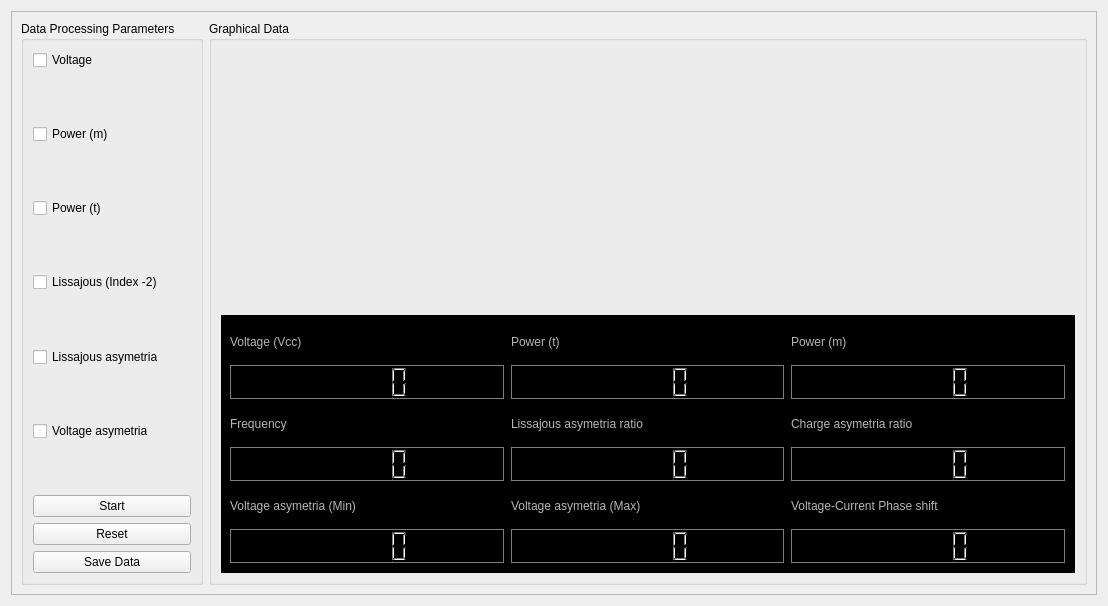
First picture: the form in gui/views/dataViewUI.ui, repository AceEagle/ElectricViewCHU, before the edit.
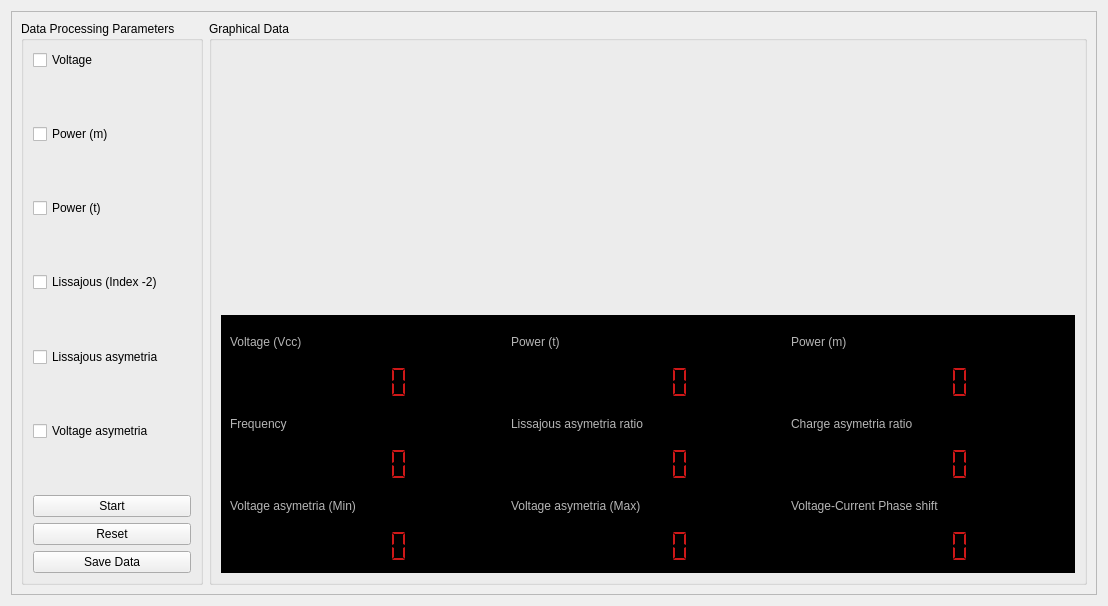
Second picture: the form after the edit. Custom widgets are drawn as their Qt base class.

Commit message: GOOD LCDNUMBER COLORS (NEEDED TO PUT IT TO FLAT)

```diff
--- a/gui/views/dataViewUI.ui
+++ b/gui/views/dataViewUI.ui
@@ -786,9 +786,9 @@
                  <colorrole role="WindowText">
                   <brush brushstyle="SolidPattern">
                    <color alpha="255">
-                    <red>255</red>
-                    <green>255</green>
-                    <blue>255</blue>
+                    <red>206</red>
+                    <green>24</green>
+                    <blue>24</blue>
                    </color>
                   </brush>
                  </colorrole>
@@ -804,9 +804,9 @@
                  <colorrole role="Light">
                   <brush brushstyle="SolidPattern">
                    <color alpha="255">
-                    <red>125</red>
-                    <green>125</green>
-                    <blue>125</blue>
+                    <red>0</red>
+                    <green>0</green>
+                    <blue>0</blue>
                    </color>
                   </brush>
                  </colorrole>
@@ -923,9 +923,9 @@
                  <colorrole role="WindowText">
                   <brush brushstyle="SolidPattern">
                    <color alpha="255">
-                    <red>255</red>
-                    <green>255</green>
-                    <blue>255</blue>
+                    <red>206</red>
+                    <green>24</green>
+                    <blue>24</blue>
                    </color>
                   </brush>
                  </colorrole>
@@ -941,9 +941,9 @@
                  <colorrole role="Light">
                   <brush brushstyle="SolidPattern">
                    <color alpha="255">
-                    <red>125</red>
-                    <green>125</green>
-                    <blue>125</blue>
+                    <red>0</red>
+                    <green>0</green>
+                    <blue>0</blue>
                    </color>
                   </brush>
                  </colorrole>
@@ -1078,9 +1078,9 @@
                  <colorrole role="Light">
                   <brush brushstyle="SolidPattern">
                    <color alpha="255">
-                    <red>125</red>
-                    <green>125</green>
-                    <blue>125</blue>
+                    <red>0</red>
+                    <green>0</green>
+                    <blue>0</blue>
                    </color>
                   </brush>
                  </colorrole>
@@ -1203,6 +1203,9 @@
               <property name="autoFillBackground">
                <bool>true</bool>
               </property>
+              <property name="segmentStyle">
+               <enum>QLCDNumber::Flat</enum>
+              </property>
              </widget>
             </item>
             <item row="1" column="1">
@@ -1213,9 +1216,9 @@
                  <colorrole role="WindowText">
                   <brush brushstyle="SolidPattern">
                    <color alpha="255">
-                    <red>255</red>
-                    <green>255</green>
-                    <blue>255</blue>
+                    <red>206</red>
+                    <green>24</green>
+                    <blue>24</blue>
                    </color>
                   </brush>
                  </colorrole>
@@ -1231,9 +1234,9 @@
                  <colorrole role="Light">
                   <brush brushstyle="SolidPattern">
                    <color alpha="255">
-                    <red>125</red>
-                    <green>125</green>
-                    <blue>125</blue>
+                    <red>0</red>
+                    <green>0</green>
+                    <blue>0</blue>
                    </color>
                   </brush>
                  </colorrole>
@@ -1350,9 +1353,9 @@
                  <colorrole role="WindowText">
                   <brush brushstyle="SolidPattern">
                    <color alpha="255">
-                    <red>255</red>
-                    <green>255</green>
-                    <blue>255</blue>
+                    <red>206</red>
+                    <green>24</green>
+                    <blue>24</blue>
                    </color>
                   </brush>
                  </colorrole>
@@ -1368,9 +1371,9 @@
                  <colorrole role="Light">
                   <brush brushstyle="SolidPattern">
                    <color alpha="255">
-                    <red>125</red>
-                    <green>125</green>
-                    <blue>125</blue>
+                    <red>0</red>
+                    <green>0</green>
+                    <blue>0</blue>
                    </color>
                   </brush>
                  </colorrole>
@@ -1505,9 +1508,9 @@
                  <colorrole role="Light">
                   <brush brushstyle="SolidPattern">
                    <color alpha="255">
-                    <red>125</red>
-                    <green>125</green>
-                    <blue>125</blue>
+                    <red>0</red>
+                    <green>0</green>
+                    <blue>0</blue>
                    </color>
                   </brush>
                  </colorrole>
@@ -1630,6 +1633,9 @@
               <property name="autoFillBackground">
                <bool>true</bool>
               </property>
+              <property name="segmentStyle">
+               <enum>QLCDNumber::Flat</enum>
+              </property>
              </widget>
             </item>
             <item row="1" column="2">
@@ -1640,9 +1646,9 @@
                  <colorrole role="WindowText">
                   <brush brushstyle="SolidPattern">
                    <color alpha="255">
-                    <red>255</red>
-                    <green>255</green>
-                    <blue>255</blue>
+                    <red>206</red>
+                    <green>24</green>
+                    <blue>24</blue>
                    </color>
                   </brush>
                  </colorrole>
@@ -1658,9 +1664,9 @@
                  <colorrole role="Light">
                   <brush brushstyle="SolidPattern">
                    <color alpha="255">
-                    <red>125</red>
-                    <green>125</green>
-                    <blue>125</blue>
+                    <red>0</red>
+                    <green>0</green>
+                    <blue>0</blue>
                    </color>
                   </brush>
                  </colorrole>
@@ -1777,9 +1783,9 @@
                  <colorrole role="WindowText">
                   <brush brushstyle="SolidPattern">
                    <color alpha="255">
-                    <red>255</red>
-                    <green>255</green>
-                    <blue>255</blue>
+                    <red>206</red>
+                    <green>24</green>
+                    <blue>24</blue>
                    </color>
                   </brush>
                  </colorrole>
@@ -1795,9 +1801,9 @@
                  <colorrole role="Light">
                   <brush brushstyle="SolidPattern">
                    <color alpha="255">
-                    <red>125</red>
-                    <green>125</green>
-                    <blue>125</blue>
+                    <red>0</red>
+                    <green>0</green>
+                    <blue>0</blue>
                    </color>
                   </brush>
                  </colorrole>
@@ -1932,9 +1938,9 @@
                  <colorrole role="Light">
                   <brush brushstyle="SolidPattern">
                    <color alpha="255">
-                    <red>125</red>
-                    <green>125</green>
-                    <blue>125</blue>
+                    <red>0</red>
+                    <green>0</green>
+                    <blue>0</blue>
                    </color>
                   </brush>
                  </colorrole>
@@ -2057,6 +2063,9 @@
               <property name="autoFillBackground">
                <bool>true</bool>
               </property>
+              <property name="segmentStyle">
+               <enum>QLCDNumber::Flat</enum>
+              </property>
              </widget>
             </item>
             <item row="2" column="0">
@@ -2214,9 +2223,9 @@
                  <colorrole role="WindowText">
                   <brush brushstyle="SolidPattern">
                    <color alpha="255">
-                    <red>255</red>
-                    <green>255</green>
-                    <blue>255</blue>
+                    <red>206</red>
+                    <green>24</green>
+                    <blue>24</blue>
                    </color>
                   </brush>
                  </colorrole>
@@ -2232,9 +2241,9 @@
                  <colorrole role="Light">
                   <brush brushstyle="SolidPattern">
                    <color alpha="255">
-                    <red>125</red>
-                    <green>125</green>
-                    <blue>125</blue>
+                    <red>0</red>
+                    <green>0</green>
+                    <blue>0</blue>
                    </color>
                   </brush>
                  </colorrole>
@@ -2351,9 +2360,9 @@
                  <colorrole role="WindowText">
                   <brush brushstyle="SolidPattern">
                    <color alpha="255">
-                    <red>255</red>
-                    <green>255</green>
-                    <blue>255</blue>
+                    <red>206</red>
+                    <green>24</green>
+                    <blue>24</blue>
                    </color>
                   </brush>
                  </colorrole>
@@ -2369,9 +2378,9 @@
                  <colorrole role="Light">
                   <brush brushstyle="SolidPattern">
                    <color alpha="255">
-                    <red>125</red>
-                    <green>125</green>
-                    <blue>125</blue>
+                    <red>0</red>
+                    <green>0</green>
+                    <blue>0</blue>
                    </color>
                   </brush>
                  </colorrole>
@@ -2506,9 +2515,9 @@
                  <colorrole role="Light">
                   <brush brushstyle="SolidPattern">
                    <color alpha="255">
-                    <red>125</red>
-                    <green>125</green>
-                    <blue>125</blue>
+                    <red>0</red>
+                    <green>0</green>
+                    <blue>0</blue>
                    </color>
                   </brush>
                  </colorrole>
@@ -2635,6 +2644,9 @@
                <string notr="true">border-color: rgb(0, 0, 0);
 border-top-color: rgb(0, 0, 0);</string>
               </property>
+              <property name="segmentStyle">
+               <enum>QLCDNumber::Flat</enum>
+              </property>
              </widget>
             </item>
             <item row="3" column="1">
@@ -2645,9 +2657,9 @@
                  <colorrole role="WindowText">
                   <brush brushstyle="SolidPattern">
                    <color alpha="255">
-                    <red>255</red>
-                    <green>255</green>
-                    <blue>255</blue>
+                    <red>206</red>
+                    <green>24</green>
+                    <blue>24</blue>
                    </color>
                   </brush>
                  </colorrole>
@@ -2663,9 +2675,9 @@
                  <colorrole role="Light">
                   <brush brushstyle="SolidPattern">
                    <color alpha="255">
-                    <red>125</red>
-                    <green>125</green>
-                    <blue>125</blue>
+                    <red>0</red>
+                    <green>0</green>
+                    <blue>0</blue>
                    </color>
                   </brush>
                  </colorrole>
@@ -2782,9 +2794,9 @@
                  <colorrole role="WindowText">
                   <brush brushstyle="SolidPattern">
                    <color alpha="255">
-                    <red>255</red>
-                    <green>255</green>
-                    <blue>255</blue>
+                    <red>206</red>
+                    <green>24</green>
+                    <blue>24</blue>
                    </color>
                   </brush>
                  </colorrole>
@@ -2800,9 +2812,9 @@
                  <colorrole role="Light">
                   <brush brushstyle="SolidPattern">
                    <color alpha="255">
-                    <red>125</red>
-                    <green>125</green>
-                    <blue>125</blue>
+                    <red>0</red>
+                    <green>0</green>
+                    <blue>0</blue>
                    </color>
                   </brush>
                  </colorrole>
@@ -2937,9 +2949,9 @@
                  <colorrole role="Light">
                   <brush brushstyle="SolidPattern">
                    <color alpha="255">
-                    <red>125</red>
-                    <green>125</green>
-                    <blue>125</blue>
+                    <red>0</red>
+                    <green>0</green>
+                    <blue>0</blue>
                    </color>
                   </brush>
                  </colorrole>
@@ -3062,6 +3074,9 @@
               <property name="autoFillBackground">
                <bool>true</bool>
               </property>
+              <property name="segmentStyle">
+               <enum>QLCDNumber::Flat</enum>
+              </property>
              </widget>
             </item>
             <item row="3" column="2">
@@ -3072,9 +3087,9 @@
                  <colorrole role="WindowText">
                   <brush brushstyle="SolidPattern">
                    <color alpha="255">
-                    <red>255</red>
-                    <green>255</green>
-                    <blue>255</blue>
+                    <red>206</red>
+                    <green>24</green>
+                    <blue>24</blue>
                    </color>
                   </brush>
                  </colorrole>
@@ -3090,9 +3105,9 @@
                  <colorrole role="Light">
                   <brush brushstyle="SolidPattern">
                    <color alpha="255">
-                    <red>125</red>
-                    <green>125</green>
-                    <blue>125</blue>
+                    <red>0</red>
+                    <green>0</green>
+                    <blue>0</blue>
                    </color>
                   </brush>
                  </colorrole>
@@ -3209,9 +3224,9 @@
                  <colorrole role="WindowText">
                   <brush brushstyle="SolidPattern">
                    <color alpha="255">
-                    <red>255</red>
-                    <green>255</green>
-                    <blue>255</blue>
+                    <red>206</red>
+                    <green>24</green>
+                    <blue>24</blue>
                    </color>
                   </brush>
                  </colorrole>
@@ -3227,9 +3242,9 @@
                  <colorrole role="Light">
                   <brush brushstyle="SolidPattern">
                    <color alpha="255">
-                    <red>125</red>
-                    <green>125</green>
-                    <blue>125</blue>
+                    <red>0</red>
+                    <green>0</green>
+                    <blue>0</blue>
                    </color>
                   </brush>
                  </colorrole>
@@ -3364,9 +3379,9 @@
                  <colorrole role="Light">
                   <brush brushstyle="SolidPattern">
                    <color alpha="255">
-                    <red>125</red>
-                    <green>125</green>
-                    <blue>125</blue>
+                    <red>0</red>
+                    <green>0</green>
+                    <blue>0</blue>
                    </color>
                   </brush>
                  </colorrole>
@@ -3489,6 +3504,9 @@
               <property name="autoFillBackground">
                <bool>true</bool>
               </property>
+              <property name="segmentStyle">
+               <enum>QLCDNumber::Flat</enum>
+              </property>
              </widget>
             </item>
             <item row="4" column="0">
@@ -3646,9 +3664,9 @@
                  <colorrole role="WindowText">
                   <brush brushstyle="SolidPattern">
                    <color alpha="255">
-                    <red>255</red>
-                    <green>255</green>
-                    <blue>255</blue>
+                    <red>206</red>
+                    <green>24</green>
+                    <blue>24</blue>
                    </color>
                   </brush>
                  </colorrole>
@@ -3664,9 +3682,9 @@
                  <colorrole role="Light">
                   <brush brushstyle="SolidPattern">
                    <color alpha="255">
-                    <red>125</red>
-                    <green>125</green>
-                    <blue>125</blue>
+                    <red>0</red>
+                    <green>0</green>
+                    <blue>0</blue>
                    </color>
                   </brush>
                  </colorrole>
@@ -3783,9 +3801,9 @@
                  <colorrole role="WindowText">
                   <brush brushstyle="SolidPattern">
                    <color alpha="255">
-                    <red>255</red>
-                    <green>255</green>
-                    <blue>255</blue>
+                    <red>206</red>
+                    <green>24</green>
+                    <blue>24</blue>
                    </color>
                   </brush>
                  </colorrole>
@@ -3801,9 +3819,9 @@
                  <colorrole role="Light">
                   <brush brushstyle="SolidPattern">
                    <color alpha="255">
-                    <red>125</red>
-                    <green>125</green>
-                    <blue>125</blue>
+                    <red>0</red>
+                    <green>0</green>
+                    <blue>0</blue>
                    </color>
                   </brush>
                  </colorrole>
@@ -3938,9 +3956,9 @@
                  <colorrole role="Light">
                   <brush brushstyle="SolidPattern">
                    <color alpha="255">
-                    <red>125</red>
-                    <green>125</green>
-                    <blue>125</blue>
+                    <red>0</red>
+                    <green>0</green>
+                    <blue>0</blue>
                    </color>
                   </brush>
                  </colorrole>
@@ -4063,6 +4081,9 @@
               <property name="autoFillBackground">
                <bool>true</bool>
               </property>
+              <property name="segmentStyle">
+               <enum>QLCDNumber::Flat</enum>
+              </property>
              </widget>
             </item>
             <item row="5" column="1">
@@ -4073,9 +4094,9 @@
                  <colorrole role="WindowText">
                   <brush brushstyle="SolidPattern">
                    <color alpha="255">
-                    <red>255</red>
-                    <green>255</green>
-                    <blue>255</blue>
+                    <red>206</red>
+                    <green>24</green>
+                    <blue>24</blue>
                    </color>
                   </brush>
                  </colorrole>
@@ -4091,9 +4112,9 @@
                  <colorrole role="Light">
                   <brush brushstyle="SolidPattern">
                    <color alpha="255">
-                    <red>125</red>
-                    <green>125</green>
-                    <blue>125</blue>
+                    <red>0</red>
+                    <green>0</green>
+                    <blue>0</blue>
                    </color>
                   </brush>
                  </colorrole>
@@ -4210,9 +4231,9 @@
                  <colorrole role="WindowText">
                   <brush brushstyle="SolidPattern">
                    <color alpha="255">
-                    <red>255</red>
-                    <green>255</green>
-                    <blue>255</blue>
+                    <red>206</red>
+                    <green>24</green>
+                    <blue>24</blue>
                    </color>
                   </brush>
                  </colorrole>
@@ -4228,9 +4249,9 @@
                  <colorrole role="Light">
                   <brush brushstyle="SolidPattern">
                    <color alpha="255">
-                    <red>125</red>
-                    <green>125</green>
-                    <blue>125</blue>
+                    <red>0</red>
+                    <green>0</green>
+                    <blue>0</blue>
                    </color>
                   </brush>
                  </colorrole>
@@ -4365,9 +4386,9 @@
                  <colorrole role="Light">
                   <brush brushstyle="SolidPattern">
                    <color alpha="255">
-                    <red>125</red>
-                    <green>125</green>
-                    <blue>125</blue>
+                    <red>0</red>
+                    <green>0</green>
+                    <blue>0</blue>
                    </color>
                   </brush>
                  </colorrole>
@@ -4490,6 +4511,9 @@
               <property name="autoFillBackground">
                <bool>true</bool>
               </property>
+              <property name="segmentStyle">
+               <enum>QLCDNumber::Flat</enum>
+              </property>
              </widget>
             </item>
             <item row="5" column="2">
@@ -4500,9 +4524,9 @@
                  <colorrole role="WindowText">
                   <brush brushstyle="SolidPattern">
                    <color alpha="255">
-                    <red>255</red>
-                    <green>255</green>
-                    <blue>255</blue>
+                    <red>206</red>
+                    <green>24</green>
+                    <blue>24</blue>
                    </color>
                   </brush>
                  </colorrole>
@@ -4518,9 +4542,9 @@
                  <colorrole role="Light">
                   <brush brushstyle="SolidPattern">
                    <color alpha="255">
-                    <red>125</red>
-                    <green>125</green>
-                    <blue>125</blue>
+                    <red>0</red>
+                    <green>0</green>
+                    <blue>0</blue>
                    </color>
                   </brush>
                  </colorrole>
@@ -4637,9 +4661,9 @@
                  <colorrole role="WindowText">
                   <brush brushstyle="SolidPattern">
                    <color alpha="255">
-                    <red>255</red>
-                    <green>255</green>
-                    <blue>255</blue>
+                    <red>206</red>
+                    <green>24</green>
+                    <blue>24</blue>
                    </color>
                   </brush>
                  </colorrole>
@@ -4655,9 +4679,9 @@
                  <colorrole role="Light">
                   <brush brushstyle="SolidPattern">
                    <color alpha="255">
-                    <red>125</red>
-                    <green>125</green>
-                    <blue>125</blue>
+                    <red>0</red>
+                    <green>0</green>
+                    <blue>0</blue>
                    </color>
                   </brush>
                  </colorrole>
@@ -4792,9 +4816,9 @@
                  <colorrole role="Light">
                   <brush brushstyle="SolidPattern">
                    <color alpha="255">
-                    <red>125</red>
-                    <green>125</green>
-                    <blue>125</blue>
+                    <red>0</red>
+                    <green>0</green>
+                    <blue>0</blue>
                    </color>
                   </brush>
                  </colorrole>
@@ -4917,6 +4941,9 @@
               <property name="autoFillBackground">
                <bool>true</bool>
               </property>
+              <property name="segmentStyle">
+               <enum>QLCDNumber::Flat</enum>
+              </property>
              </widget>
             </item>
            </layout>
```
